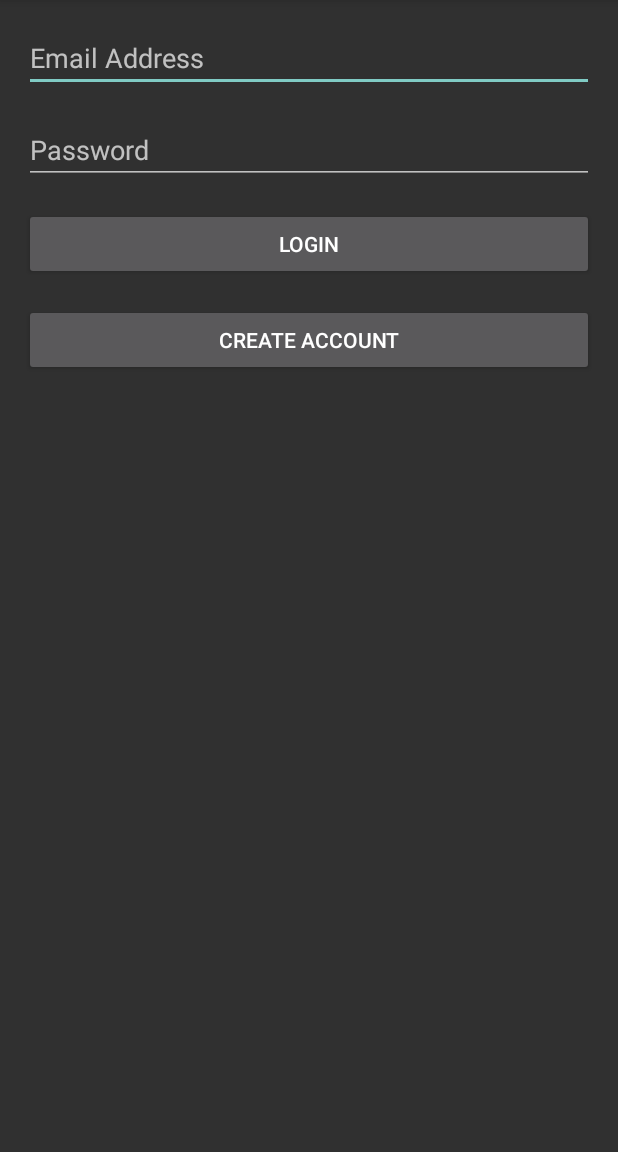
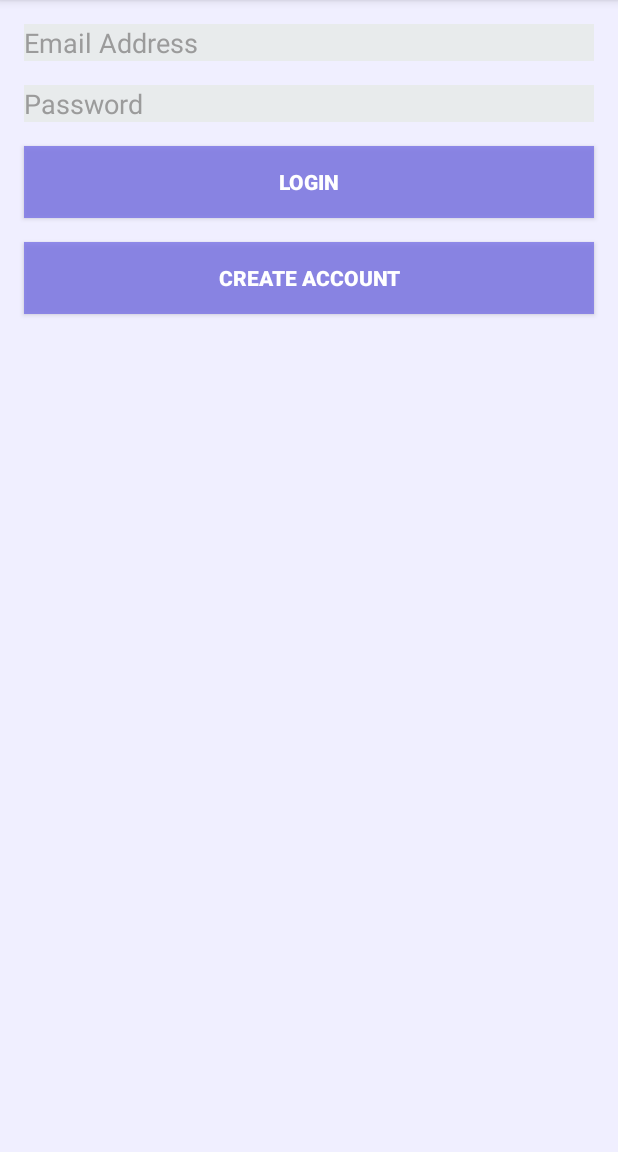
Before and after one commit to uOttawaSEGA2023/project-group-21, an Android app built with Jetpack Compose: the screen it shows after launch (Homepage), on a phone screen of 412 x 824 dp, the part 84-1236 px from its top. Run offline under Robolectric (Android 15) with nearby library versions, the phone set to English and light mode, and no system bars; our stand-ins replace Firebase (no records; nobody signed in at launch, a user with empty details on screens opened directly).

Commit message:
Fix UI colors on homepage.xml

```diff
--- a/app/src/main/res/layout/activity_homepage.xml
+++ b/app/src/main/res/layout/activity_homepage.xml
@@ -4,6 +4,7 @@
     xmlns:tools="http://schemas.android.com/tools"
     android:layout_width="match_parent"
     android:layout_height="match_parent"
+    android:background="#F0EFFF"
     tools:context=".Homepage">
 
     <EditText
@@ -13,9 +14,12 @@
         android:layout_marginStart="16dp"
         android:layout_marginTop="16dp"
         android:layout_marginEnd="16dp"
+        android:background="#E8EBEC"
         android:ems="10"
         android:hint="Email Address"
         android:inputType="text"
+        android:textColor="#9B9B9B"
+        android:textColorHint="#9B9B9B"
         app:layout_constraintEnd_toEndOf="parent"
         app:layout_constraintStart_toStartOf="parent"
         app:layout_constraintTop_toTopOf="parent" />
@@ -27,9 +31,12 @@
         android:layout_marginStart="16dp"
         android:layout_marginTop="16dp"
         android:layout_marginEnd="16dp"
+        android:background="#E8EBEC"
         android:ems="10"
         android:hint="Password"
         android:inputType="textPassword"
+        android:textColor="#9B9B9B"
+        android:textColorHint="#9B9B9B"
         app:layout_constraintEnd_toEndOf="parent"
         app:layout_constraintStart_toStartOf="parent"
         app:layout_constraintTop_toBottomOf="@+id/loginEmail" />
@@ -41,7 +48,9 @@
         android:layout_marginStart="16dp"
         android:layout_marginTop="16dp"
         android:layout_marginEnd="16dp"
+        android:background="#CC7A73E7"
         android:text="LOGIN"
+        android:textStyle="bold"
         app:layout_constraintEnd_toEndOf="parent"
         app:layout_constraintStart_toStartOf="parent"
         app:layout_constraintTop_toBottomOf="@+id/loginPassword" />
@@ -53,7 +62,9 @@
         android:layout_marginStart="16dp"
         android:layout_marginTop="16dp"
         android:layout_marginEnd="16dp"
+        android:background="#CC7A73E7"
         android:text="CREATE ACCOUNT"
+        android:textStyle="bold"
         app:layout_constraintEnd_toEndOf="parent"
         app:layout_constraintStart_toStartOf="parent"
         app:layout_constraintTop_toBottomOf="@+id/loginButton" />
```
